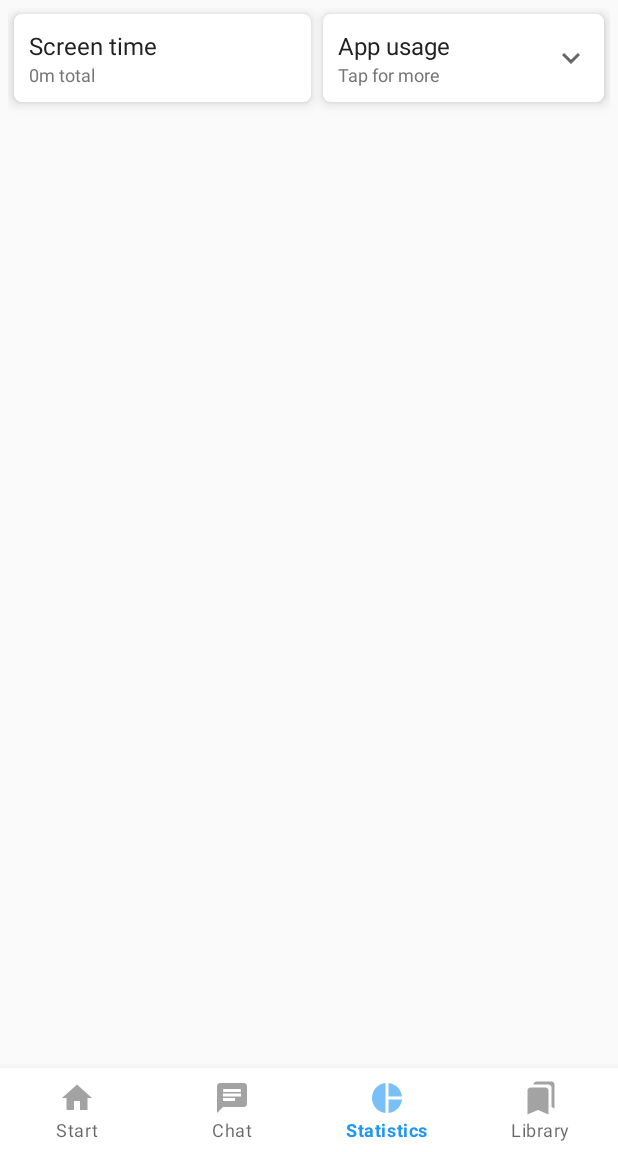
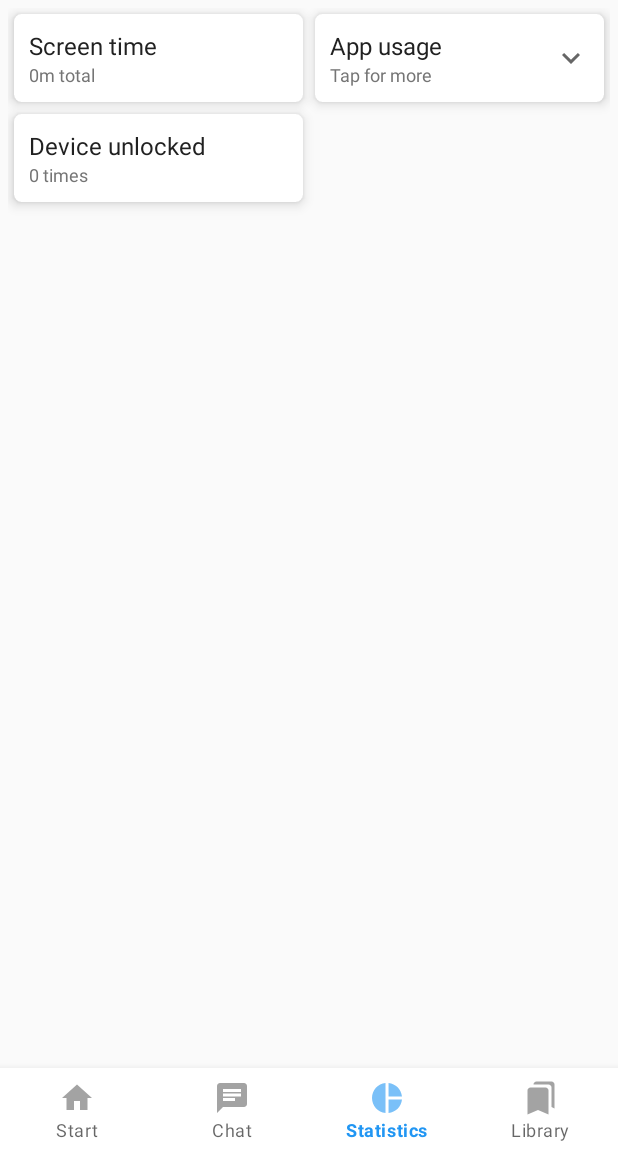
Before and after one commit to jmaagk/virtual-peer-android, an Android app: the screen it shows after launch (MainActivity), item 3 of the bottom bar chosen, on a phone screen of 412 x 824 dp, the part 84-1236 px from its top. Run offline under Robolectric (Android 15) with nearby library versions, the phone set to English and light mode, and no system bars; 6 statements that could not run were skipped.

Commit message:
Add device unlock count tracking
This includes the fetching of the actual values as well as a card on the
stats screen.

```diff
--- a/app/src/main/java/me/maagk/johannes/virtualpeer/fragment/stats/StatsFragment.kt
+++ b/app/src/main/java/me/maagk/johannes/virtualpeer/fragment/stats/StatsFragment.kt
@@ -1,7 +1,6 @@
 package me.maagk.johannes.virtualpeer.fragment.stats
 
 import android.os.Bundle
-import android.provider.Settings
 import android.view.View
 import android.view.ViewGroup
 import android.view.animation.Animation
@@ -20,6 +19,7 @@ class StatsFragment : Fragment(R.layout.fragment_stats) {
 
     private lateinit var screenTimeCard: StatsCard
     private lateinit var appUsageCard: ExpandableStatsCard
+    private lateinit var unlockCountCard: StatsCard
 
     private lateinit var appUsageChartCard: MaterialCardView
     private lateinit var appUsageChart: AppUsageChart
@@ -131,10 +131,14 @@ class StatsFragment : Fragment(R.layout.fragment_stats) {
 
         appUsageCard = ExpandableStatsCard(view.findViewById(R.id.appUsageCard), appUsageChartCard)
 
+        unlockCountCard = StatsCard(view.findViewById(R.id.unlockCountCard))
+
         screenTimeCard.title.text = getString(R.string.stats_screen_time_title)
 
         appUsageCard.title.text = getString(R.string.stats_app_usage_title)
         appUsageCard.description.text = getString(R.string.stats_app_usage_description)
+
+        unlockCountCard.title.text = getString(R.string.stats_screen_unlock_count_title)
     }
 
     override fun onResume() {
@@ -142,7 +146,12 @@ class StatsFragment : Fragment(R.layout.fragment_stats) {
 
         trackingManager.update()
         appUsageChart.update()
+        updateTexts()
+    }
+
+    private fun updateTexts() {
         updateScreenTimeTotalText()
+        updateUnlockCountText()
     }
 
     private fun updateScreenTimeTotalText() {
@@ -159,4 +168,14 @@ class StatsFragment : Fragment(R.layout.fragment_stats) {
         screenTimeCard.description.text = text
     }
 
+    private fun updateUnlockCountText() {
+        val unlocks = trackingManager.getUnlockCount()
+        val text = if(unlocks == 1)
+            getString(R.string.stats_screen_unlock_count_description_one)
+        else
+            getString(R.string.stats_screen_unlock_count_description, unlocks)
+
+        unlockCountCard.description.text = text
+    }
+
 }
--- a/app/src/main/java/me/maagk/johannes/virtualpeer/tracking/TrackingManager.kt
+++ b/app/src/main/java/me/maagk/johannes/virtualpeer/tracking/TrackingManager.kt
@@ -1,5 +1,6 @@
 package me.maagk.johannes.virtualpeer.tracking
 
+import android.app.usage.UsageEvents
 import android.app.usage.UsageStats
 import android.app.usage.UsageStatsManager
 import android.content.Context
@@ -10,8 +11,12 @@ class TrackingManager(context: Context) {
 
     class TrackedApp(var packageName: String, var timeUsed: Long)
 
-    lateinit var rawStats: List<UsageStats>
+    lateinit var rawUsageStats: List<UsageStats>
+    lateinit var rawEventData: UsageEvents
     private val usageStatsManager = context.getSystemService(Context.USAGE_STATS_SERVICE) as UsageStatsManager
+
+    // this is saved because the raw stats are only accessible once (hasNextEvent())
+    private var unlockCount = 0
 
     init {
         update()
@@ -23,12 +28,14 @@ class TrackingManager(context: Context) {
         calendar.add(Calendar.DAY_OF_YEAR, -1)
         val from = calendar.timeInMillis
 
-        rawStats = usageStatsManager.queryUsageStats(UsageStatsManager.INTERVAL_BEST, from, to)
+        // getting the raw data from Android
+        rawUsageStats = usageStatsManager.queryUsageStats(UsageStatsManager.INTERVAL_BEST, from, to)
+        rawEventData = usageStatsManager.queryEvents(from, to)
     }
 
     fun getScreenTime(): Long {
         var total = 0L
-        for(appStats in rawStats)
+        for(appStats in rawUsageStats)
             total += appStats.totalTimeInForeground
         return total
     }
@@ -37,7 +44,7 @@ class TrackingManager(context: Context) {
         val appList = arrayListOf<TrackedApp>()
 
         // grouping multiple entries of one app
-        for(appStats in rawStats) {
+        for(appStats in rawUsageStats) {
             // only adding apps that were actually in the foreground
             if(appStats.totalTimeInForeground > 0L) {
                 val packageName = appStats.packageName
@@ -67,4 +74,20 @@ class TrackingManager(context: Context) {
         return sortedAppList.subList(0, count.coerceAtMost(sortedAppList.size))
     }
 
+    fun getUnlockCount(): Int {
+        if(rawEventData.hasNextEvent()) {
+            unlockCount = 0
+
+            while(rawEventData.hasNextEvent()) {
+                val event = UsageEvents.Event()
+                rawEventData.getNextEvent(event)
+
+                if(event.eventType == UsageEvents.Event.KEYGUARD_HIDDEN)
+                    unlockCount++
+            }
+        }
+
+        return unlockCount
+    }
+
 }
--- a/app/src/main/res/layout/fragment_stats.xml
+++ b/app/src/main/res/layout/fragment_stats.xml
@@ -1,6 +1,5 @@
 <?xml version="1.0" encoding="utf-8"?>
 <GridLayout xmlns:android="http://schemas.android.com/apk/res/android"
-    xmlns:tools="http://schemas.android.com/tools"
     android:layout_width="match_parent"
     android:layout_height="match_parent"
     xmlns:app="http://schemas.android.com/apk/res-auto"
@@ -12,13 +11,13 @@
 
     <include layout="@layout/view_stats_card"
         android:id="@+id/screenTimeCard"
-        android:layout_width="wrap_content"
+        android:layout_width="0dp"
         android:layout_height="wrap_content"
         android:layout_columnWeight="1" />
 
     <include layout="@layout/view_stats_card_expandable"
         android:id="@+id/appUsageCard"
-        android:layout_width="wrap_content"
+        android:layout_width="0dp"
         android:layout_height="wrap_content"
         android:layout_columnWeight="1" />
 
@@ -43,4 +42,10 @@
 
     </com.google.android.material.card.MaterialCardView>
 
+    <include layout="@layout/view_stats_card"
+        android:id="@+id/unlockCountCard"
+        android:layout_width="0dp"
+        android:layout_height="wrap_content"
+        android:layout_columnWeight="1" />
+
 </GridLayout>
--- a/app/src/main/res/values/strings.xml
+++ b/app/src/main/res/values/strings.xml
@@ -48,4 +48,7 @@
     <string name="stats_screen_time_total">%1$dh %2$dm total</string>
     <string name="stats_screen_time_total_below_1h">%1$dm total</string>
     <string name="stats_app_usage_description">Tap for more</string>
+    <string name="stats_screen_unlock_count_title">Device unlocked</string>
+    <string name="stats_screen_unlock_count_description_one">1 time</string>
+    <string name="stats_screen_unlock_count_description">%1$d times</string>
 </resources>
```
Also changed, not shown: 1 other file.
